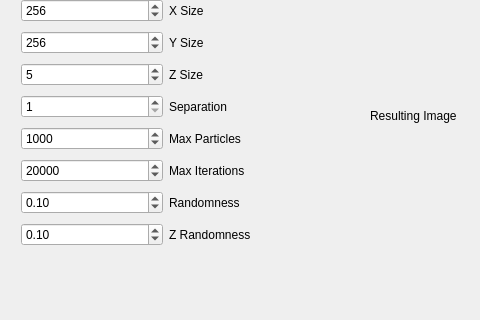
Qt form mainwindow.ui (rbaravalle/porous_generation) before a commit; both pictures show x 0 to 480 and y 121 to 441 of the 676 by 441 pixel window.
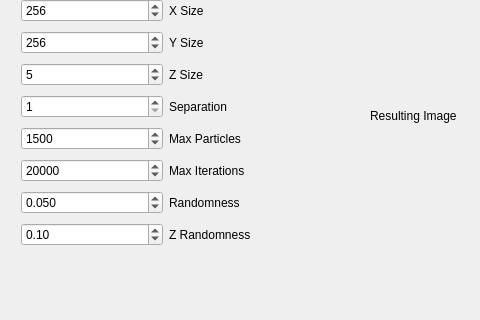
The same form after that commit.

Commit message: Modified default parameters

The edit to the form file:
```diff
--- a/mainwindow.ui
+++ b/mainwindow.ui
@@ -110,7 +110,7 @@
         <number>1</number>
        </property>
        <property name="value">
-        <number>1000</number>
+        <number>1500</number>
        </property>
       </widget>
      </item>
@@ -156,6 +156,9 @@
      </item>
      <item row="7" column="0">
       <widget class="QDoubleSpinBox" name="spinBox_randomness">
+       <property name="decimals">
+        <number>3</number>
+       </property>
        <property name="maximum">
         <double>1.000000000000000</double>
        </property>
@@ -163,7 +166,7 @@
         <double>0.050000000000000</double>
        </property>
        <property name="value">
-        <double>0.100000000000000</double>
+        <double>0.050000000000000</double>
        </property>
       </widget>
      </item>
```
